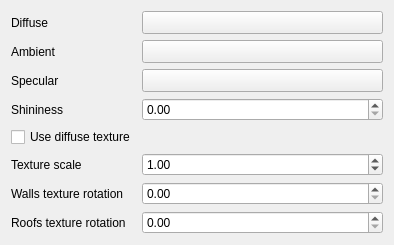
Before: the Qt Designer form src/ui/3d/phongmaterialwidget.ui in qgis/QGIS, drawn with Qt 5.
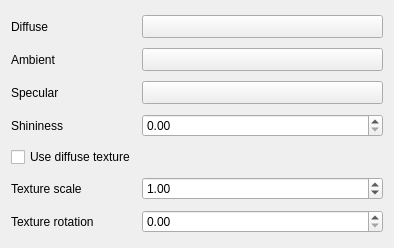
After: the same form once the commit is applied. Custom widgets are drawn as their Qt base class.

Commit message: took back the seperation of texture rotation between walls and roofs because the user will be specifying them with different symbols anyway

Patch:
```diff
--- a/src/ui/3d/phongmaterialwidget.ui
+++ b/src/ui/3d/phongmaterialwidget.ui
@@ -7,13 +7,13 @@
     <x>0</x>
     <y>0</y>
     <width>394</width>
-    <height>195</height>
+    <height>248</height>
    </rect>
   </property>
   <property name="windowTitle">
    <string notr="true">Form</string>
   </property>
-  <layout class="QFormLayout" name="formLayout">
+  <layout class="QGridLayout" name="gridLayout">
    <item row="0" column="0">
     <widget class="QLabel" name="lblDiffuse">
      <property name="text">
@@ -97,9 +97,6 @@
      </property>
     </widget>
    </item>
-   <item row="4" column="1">
-    <widget class="QgsFileWidget" name="textureFile" native="true"/>
-   </item>
    <item row="4" column="0">
     <widget class="QCheckBox" name="useDiffuseCheckBox">
      <property name="text">
@@ -110,6 +107,16 @@
      </property>
     </widget>
    </item>
+   <item row="4" column="1">
+    <widget class="QgsFileWidget" name="textureFile" native="true"/>
+   </item>
+   <item row="5" column="0">
+    <widget class="QLabel" name="lblTextureScale">
+     <property name="text">
+      <string>Texture scale</string>
+     </property>
+    </widget>
+   </item>
    <item row="5" column="1">
     <widget class="QDoubleSpinBox" name="textureScaleSpinBox">
      <property name="minimum">
@@ -126,44 +133,20 @@
      </property>
     </widget>
    </item>
-   <item row="5" column="0">
-    <widget class="QLabel" name="lblTextureScale">
-     <property name="text">
-      <string>Texture scale</string>
-     </property>
-    </widget>
-   </item>
    <item row="6" column="0">
-    <widget class="QLabel" name="label">
+    <widget class="QLabel" name="lblTextureRotation">
      <property name="text">
-      <string>Walls texture rotation</string>
+      <string>Texture rotation</string>
      </property>
     </widget>
    </item>
    <item row="6" column="1">
-    <widget class="QDoubleSpinBox" name="wallsTextureRotationSpinBox">
+    <widget class="QDoubleSpinBox" name="textureRotationSpinBox">
      <property name="maximum">
       <double>360.000000000000000</double>
      </property>
      <property name="singleStep">
-      <double>10.000000000000000</double>
-     </property>
-    </widget>
-   </item>
-   <item row="7" column="0">
-    <widget class="QLabel" name="label_2">
-     <property name="text">
-      <string>Roofs texture rotation</string>
-     </property>
-    </widget>
-   </item>
-   <item row="7" column="1">
-    <widget class="QDoubleSpinBox" name="roofsTextureRotationSpinBox">
-     <property name="maximum">
-      <double>360.000000000000000</double>
-     </property>
-     <property name="singleStep">
-      <double>10.000000000000000</double>
+      <double>5.000000000000000</double>
      </property>
     </widget>
    </item>
```
The commit also changes 10 other files.
